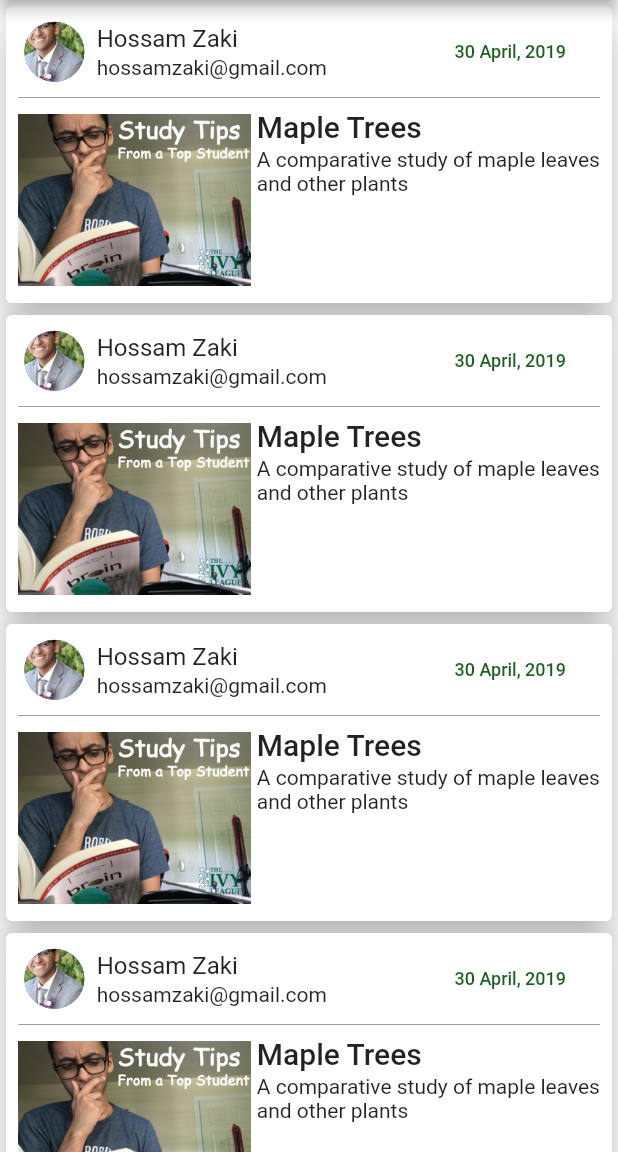
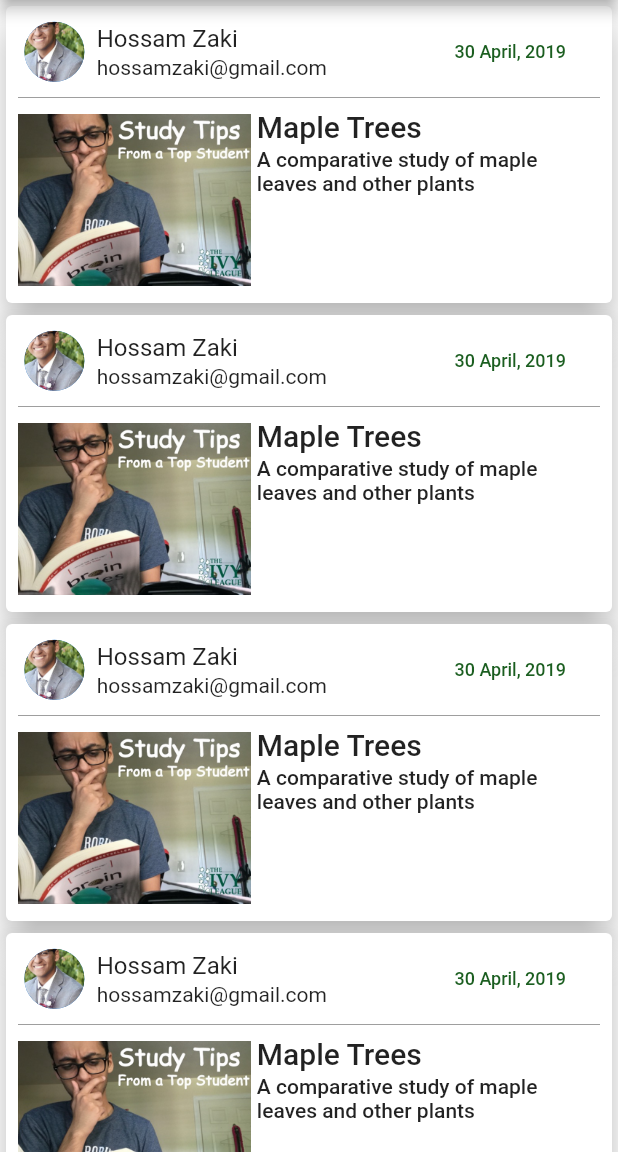
Before and after one commit to hossam-zaki/leafSocial, a Flutter app: the screen it shows after launch, on a phone screen of 412 x 824 dp, the part 84-1236 px from its top. Run offline on Flutter 3.47's test engine with Material 2 defaults, Android fonts, the phone set to English and light mode, and no system bars.

Commit message:
removed depreciated items

```diff
--- a/lib/view/widgets/post_card.dart
+++ b/lib/view/widgets/post_card.dart
@@ -46,8 +46,8 @@ class _PostTitleAndSummary extends StatelessWidget {
 
   @override
   Widget build(BuildContext context) {
-    final TextStyle titleTheme = Theme.of(context).textTheme.title;
-    final TextStyle summaryTheme = Theme.of(context).textTheme.body1;
+    final TextStyle titleTheme = Theme.of(context).textTheme.headline6;
+    final TextStyle summaryTheme = Theme.of(context).textTheme.bodyText1;
     final String title = DemoValues.postTitle;
     final String summary = DemoValues.postSummary;
 
```
